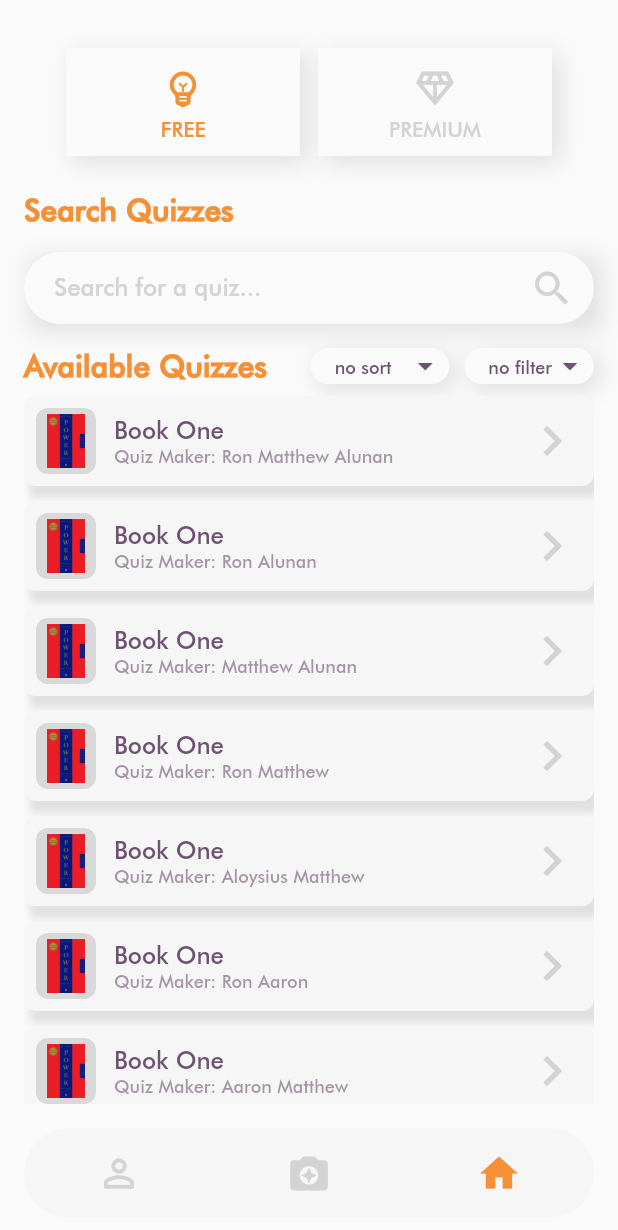
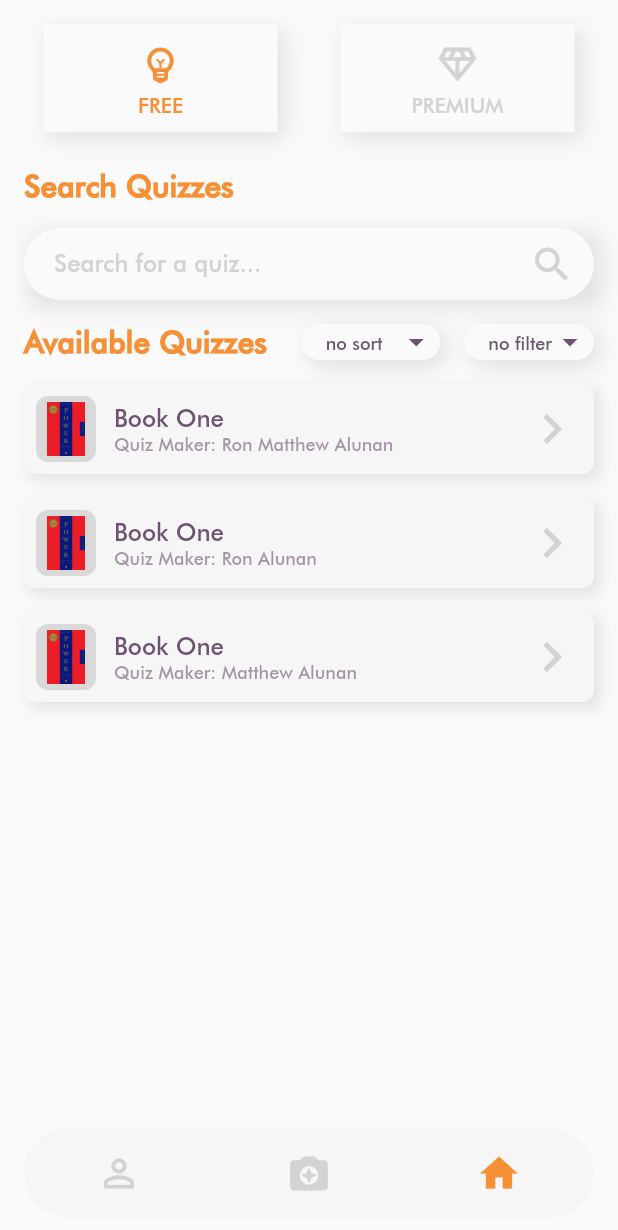
Before and after one commit to wonn0/quizpix, a Flutter app: the HomeController screen opened by its route, item 3 of the bottom bar chosen, on a phone screen of 412 x 824 dp. Shown: the top 1230 px of the screen. Run offline on Flutter 3.47's test engine with Material 2 defaults, Android fonts, the light colour scheme and no system bars; our stand-ins replace image_picker.

Commit message:
fixed widgets found in home screen

```diff
--- a/lib/samples/items.dart
+++ b/lib/samples/items.dart
@@ -14,36 +14,36 @@ List<Item> items = [
     'Matthew Alunan',
     'Book One'
   ),
-  const Item(
-    'Ron Matthew',
-    'Book One'
-  ),
-  const Item(
-    'Aloysius Matthew',
-    'Book One'
-  ),
-  const Item(
-    'Ron Aaron',
-    'Book One'
-  ),
-  const Item(
-    'Aaron Matthew',
-    'Book One'
-  ),
-  const Item(
-    'Aloysius Aaron',
-    'Book One'
-  ),
-  const Item(
-    'Ron Matthew Alunan',
-    'Book One'
-  ),
-  const Item(
-    'Ron Matthew Alunan',
-    'Book One'
-  ),
-  const Item(
-    'Ron Matthew Alunan',
-    'Book One'
-  ),
+  // const Item(
+  //   'Ron Matthew',
+  //   'Book One'
+  // ),
+  // const Item(
+  //   'Aloysius Matthew',
+  //   'Book One'
+  // ),
+  // const Item(
+  //   'Ron Aaron',
+  //   'Book One'
+  // ),
+  // const Item(
+  //   'Aaron Matthew',
+  //   'Book One'
+  // ),
+  // const Item(
+  //   'Aloysius Aaron',
+  //   'Book One'
+  // ),
+  // const Item(
+  //   'Ron Matthew Alunan',
+  //   'Book One'
+  // ),
+  // const Item(
+  //   'Ron Matthew Alunan',
+  //   'Book One'
+  // ),
+  // const Item(
+  //   'Ron Matthew Alunan',
+  //   'Book One'
+  // ),
 ];
--- a/lib/screens/home_controller.dart
+++ b/lib/screens/home_controller.dart
@@ -12,7 +12,7 @@ class HomeController extends StatefulWidget {
 }
 
 class _HomeControllerState extends State<HomeController> {
-  int currentIndex = 0;
+  int currentIndex = 1;
 
   static const List<Widget> homeOptions = <Widget>[
     ProfileTab(),
@@ -28,7 +28,7 @@ class _HomeControllerState extends State<HomeController> {
         bottomNavigationBar: Container(
             height: 60.0,
             margin:
-                const EdgeInsets.only(bottom: 12.0, left: 16.0, right: 16.0),
+                const EdgeInsets.symmetric(vertical: 12.0, horizontal: 16.0),
             decoration: BoxDecoration(
               color: const Color(0xfff6f6f6),
               borderRadius: BorderRadius.circular(50.0),
@@ -38,6 +38,7 @@ class _HomeControllerState extends State<HomeController> {
                 children: [
                   IconButton(
                       enableFeedback: false,
+                      splashRadius: 20.0,
                       onPressed: () {
                         setState(() {
                           currentIndex = 0;
@@ -51,6 +52,7 @@ class _HomeControllerState extends State<HomeController> {
                               color: Color(0xffd3d3d3), size: 30.0)),
                   IconButton(
                       enableFeedback: false,
+                      splashRadius: 20.0,
                       onPressed: () {
                         setState(() {
                           currentIndex = 1;
@@ -64,6 +66,7 @@ class _HomeControllerState extends State<HomeController> {
                               color: Color(0xffd3d3d3), size: 30.0)),
                   IconButton(
                       enableFeedback: false,
+                      splashRadius: 20.0,
                       onPressed: () {
                         setState(() {
                           currentIndex = 2;
--- a/lib/screens/home_tab.dart
+++ b/lib/screens/home_tab.dart
@@ -15,13 +15,16 @@ class HomeTab extends StatefulWidget {
 }
 
 class _HomeTabState extends State<HomeTab> {
+  bool isActiveFree = true;
+  bool isActivePremium = false;
+
   @override
   Widget build(BuildContext context) {
     return Scaffold(
       body: SafeArea(
         child: Container(
           width: double.infinity,
-          padding: const EdgeInsets.all(16.0),
+          // padding: const EdgeInsets.all(16.0),
           child: Expanded(
             child: Column(
               crossAxisAlignment: CrossAxisAlignment.start,
@@ -31,13 +34,24 @@ class _HomeTabState extends State<HomeTab> {
                   child: Row(
                     mainAxisAlignment: MainAxisAlignment.spaceEvenly,
                     children: [
-                      HomeButton(isFree: true, isActive: true, onPress: () {}),
-                      HomeButton(isFree: false, isActive: false, onPress: () {}),
+                      HomeButton(isFree: true, isActive: isActiveFree, onPress: () {
+                        setState(() {
+                          isActiveFree = true;
+                          isActivePremium = false;
+                        });
+                      }),
+                      const SizedBox(width: 16.0),
+                      HomeButton(isFree: false, isActive: isActivePremium, onPress: () {
+                        setState(() {
+                          isActiveFree = false;
+                          isActivePremium = true;
+                        });
+                      }),
                     ],
                   ),
                 ),
                 Padding(
-                  padding: const EdgeInsets.symmetric(vertical: 8.0),
+                  padding: const EdgeInsets.symmetric(horizontal: 16.0, vertical: 8.0),
                   child: Text(
                     style: Theme.of(context).textTheme.headline3!.merge(TextStyle(
                       fontWeight: FontWeight.w700,
@@ -47,11 +61,11 @@ class _HomeTabState extends State<HomeTab> {
                   ),
                 ),
                 Container(
-                  padding: const EdgeInsets.symmetric(vertical: 8.0),
+                  padding: const EdgeInsets.symmetric(horizontal: 16.0, vertical: 8.0),
                   child: const SearchBar(),
                 ),
                 Padding(
-                  padding: const EdgeInsets.symmetric(vertical: 8.0),
+                  padding: const EdgeInsets.symmetric(horizontal: 16.0, vertical: 8.0),
                   child: Row(
                     children: [
                       Expanded(
@@ -65,24 +79,26 @@ class _HomeTabState extends State<HomeTab> {
                         ),
                       ),
                       const QDropdownButton(isSort: true),
-                      const SizedBox(width: 10.0),
+                      const SizedBox(width: 16.0),
                       const QDropdownButton(isSort: false)
                     ],
                   ),
                 ),
                 const SizedBox(width: 12.0),
                 Expanded(
-                  child: ListView.separated(
+                  child: ListView.builder(
                     shrinkWrap: true,
                     itemCount: items.length,
                     itemBuilder: (context, index) {
-                      return QuizItem(
-                        author: items[index].author,
-                        title: items[index].title,
-                        onPress: () {},
+                      return Padding(
+                        padding: const EdgeInsets.symmetric(horizontal: 16.0, vertical: 8.0),
+                        child: QuizItem(
+                          author: items[index].author,
+                          title: items[index].title,
+                          onPress: () {},
+                        )
                       );
                     },
-                    separatorBuilder: (context, index) => const SizedBox(height: 10.0),
                   )
                 ),
               ],
--- a/lib/widgets/home_button.dart
+++ b/lib/widgets/home_button.dart
@@ -1,16 +1,17 @@
 import 'package:flutter/material.dart';
 
-class HomeButton extends StatelessWidget {
-  const HomeButton(
-      {super.key,
-      required this.isFree,
-      required this.isActive,
-      required this.onPress});
+class HomeButton extends StatefulWidget {
+  const HomeButton({super.key, required this.isFree, required this.isActive, required this.onPress});
 
   final bool isFree;
   final bool isActive;
   final Function() onPress;
 
+  @override
+  State<HomeButton> createState() => _HomeButtonState();
+}
+
+class _HomeButtonState extends State<HomeButton> {
   IconData iconPicker(bool x) {
     if (x) {
       return Icons.emoji_objects_outlined;
@@ -34,7 +35,11 @@ class HomeButton extends StatelessWidget {
 
   @override
   Widget build(BuildContext context) {
-    return Container(
+    return Material(
+      child: Ink(
+        child: InkWell(
+          onTap: widget.onPress,
+          child: Container(
             height: 72.0,
             width: 156.0,
             decoration: BoxDecoration(
@@ -53,19 +58,22 @@ class HomeButton extends StatelessWidget {
                 Container(
                   padding: const EdgeInsets.only(top: 12.0, bottom: 4.0),
                   child: Icon(
-              iconPicker(isFree),
+                    iconPicker(widget.isFree),
                     size: 30.0,
-              color: colorPicker(isActive),
+                    color: colorPicker(widget.isActive),
                   ),
                 ),
                 Text(
-            textPicker(isFree),
+                  textPicker(widget.isFree),
                   style: TextStyle(
-              color: colorPicker(isActive),
+                    color: colorPicker(widget.isActive),
                   ),
                 ),
               ],
             ),
+          )
+        )
+      )
     );
   }
 }
--- a/lib/widgets/quiz_item.dart
+++ b/lib/widgets/quiz_item.dart
@@ -19,8 +19,8 @@ class _QuizItemState extends State<QuizItem> {
         boxShadow: [
           BoxShadow(
             color: Colors.grey.shade300,
-            blurRadius: 4,
-            offset: const Offset(4, 8), // Shadow position
+            blurRadius: 8,
+            offset: const Offset(4, 4), // Shadow position
           ),
         ]
       ),
```
Lines whose indentation alone changed are shown as unchanged.
